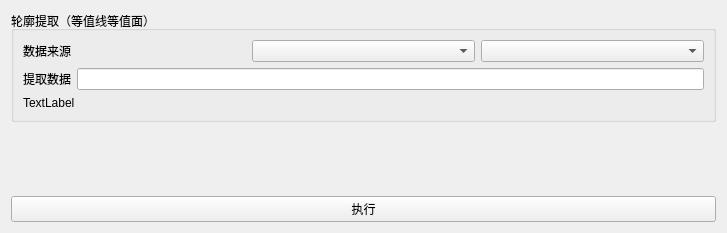
This is Qt/Resources/UI/ContourExtract.ui in hu-shuhan/editOpeniGame as Qt 5 draws it before an edit. The edited form follows.
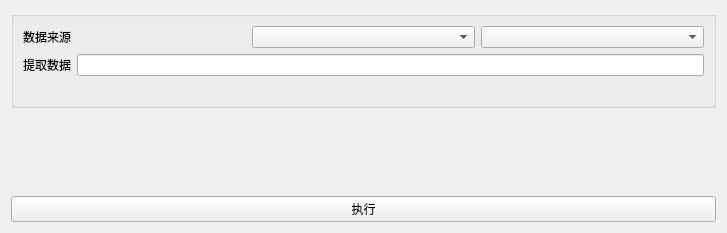
This is the edited form.

Commit message: 更新等值线、图表的ui

What changed in the file:
```diff
--- a/Qt/Resources/UI/ContourExtract.ui
+++ b/Qt/Resources/UI/ContourExtract.ui
@@ -19,7 +19,7 @@
      <item>
       <widget class="QGroupBox" name="groupBox_2">
        <property name="title">
-        <string>轮廓提取（等值线等值面）</string>
+        <string/>
        </property>
        <layout class="QVBoxLayout" name="verticalLayout_2" stretch="2,2,2">
         <item>
@@ -68,7 +68,7 @@
            </sizepolicy>
           </property>
           <property name="text">
-           <string>TextLabel</string>
+           <string/>
           </property>
          </widget>
         </item>
```
The commit also changes 14 other files.
